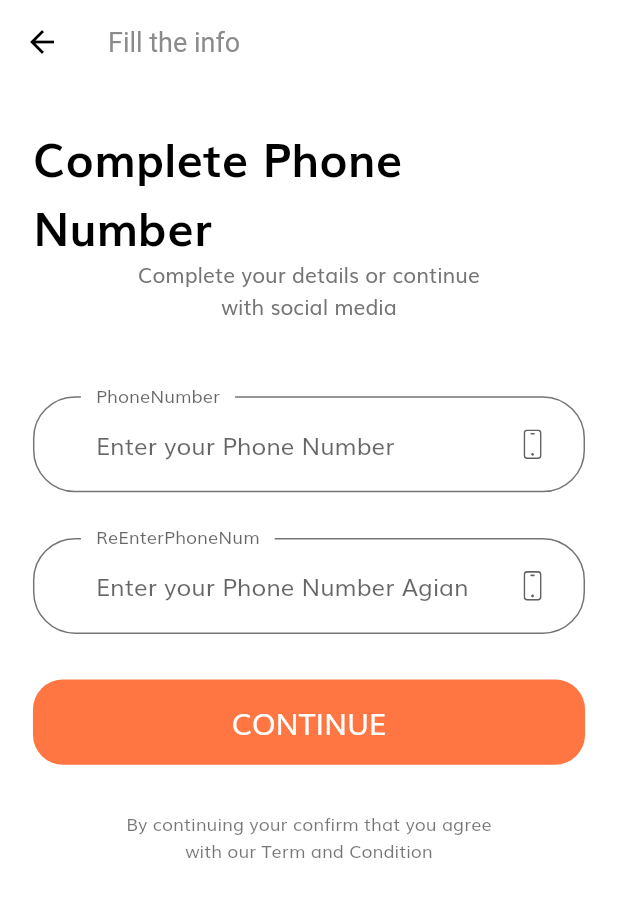
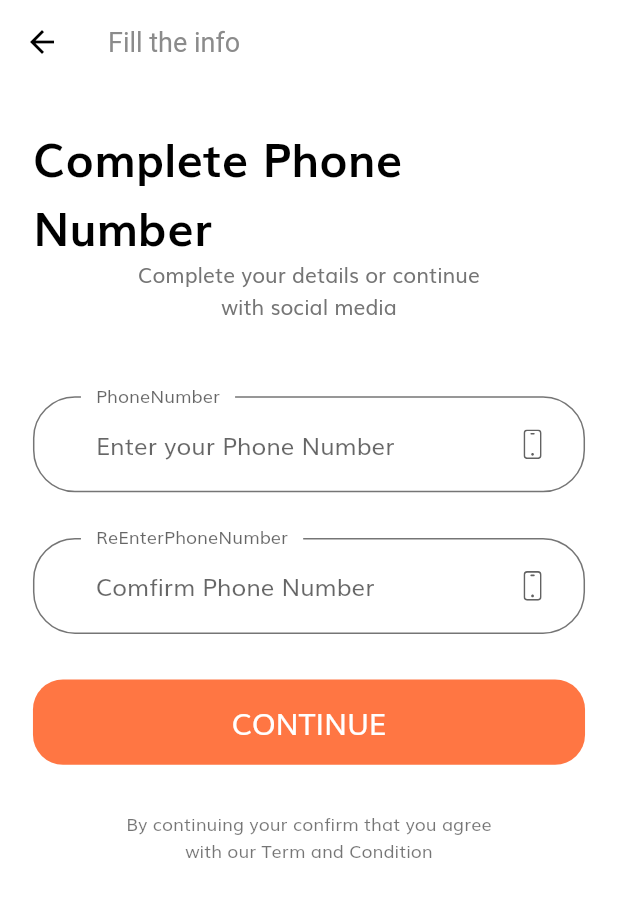
Before and after one commit to Pipeparin12/CSC291_BookStoreApp, a Flutter app: the CompletePhoneScreen screen opened by its route, on a phone screen of 412 x 824 dp. Shown: the top 897 px of the screen. Run offline on Flutter 3.47's test engine with Material 2 defaults, Android fonts, the phone set to English and light mode, and no system bars; our stand-ins replace flutter_svg; missing offline and left inert: dart:js.

Commit message:
Change Text name

```diff
--- a/working/lib/screens/complete_phone/components/complete_phone_form.dart
+++ b/working/lib/screens/complete_phone/components/complete_phone_form.dart
@@ -72,8 +72,8 @@ class _CompletePhoneFormState extends State<CompletePhoneForm> {
     return TextFormField(
       onSaved: (newValue) => ReEnterPhoneNum = newValue,
       decoration: InputDecoration(
-        labelText: "ReEnterPhoneNum",
-        hintText: "Enter your Phone Number Agian",
+        labelText: "ReEnterPhoneNumber",
+        hintText: "Comfirm Phone Number",
         // If  you are using latest version of flutter then lable text and hint text shown like this
         // if you r using flutter less then 1.20.* then maybe this is not working properly
         floatingLabelBehavior: FloatingLabelBehavior.always,
```
